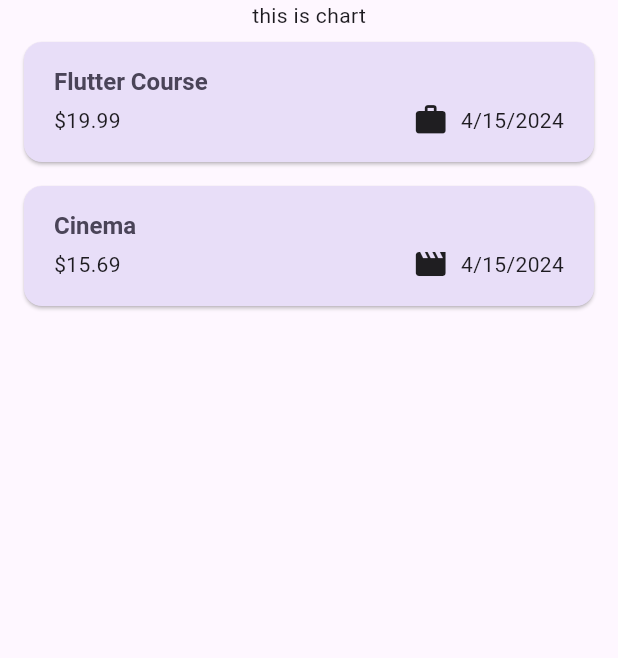
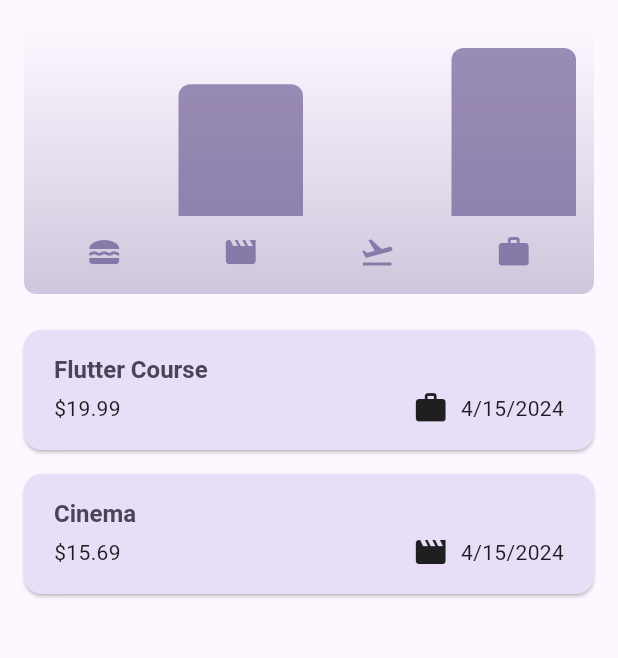
Before and after one commit to fitrirdz/expense_tracker, a Flutter app: the screen it shows after launch, on a phone screen of 412 x 824 dp, the part 84-742 px from its top. Run offline on Flutter 3.47's test engine with Material 3 defaults, Android fonts, the phone set to English and light mode, and no system bars.

Commit message:
Add chart

```diff
--- a/lib/expenses.dart
+++ b/lib/expenses.dart
@@ -1,7 +1,8 @@
+import 'package:flutter/material.dart';
 import 'package:expense_tracker/widgets/expenses_list/expenses_list.dart';
 import 'package:expense_tracker/models/expense.dart';
 import 'package:expense_tracker/widgets/new_expense.dart';
-import 'package:flutter/material.dart';
+import 'package:expense_tracker/widgets/chart/chart.dart';
 
 class Expenses extends StatefulWidget {
   const Expenses({super.key});
@@ -89,7 +90,7 @@ class _ExpensesState extends State<Expenses> {
       ),
       body: Column(
         children: [
-          const Text('this is chart'),
+          Chart(expenses: _registeredExpenses),
           Expanded(child: mainContent),
         ],
       ),
--- /dev/null
+++ b/lib/widgets/chart/chart.dart
@@ -0,0 +1,95 @@
+import 'package:flutter/material.dart';
+
+import 'package:expense_tracker/widgets/chart/chart_bar.dart';
+import 'package:expense_tracker/models/expense.dart';
+
+class Chart extends StatelessWidget {
+  const Chart({super.key, required this.expenses});
+
+  final List<Expense> expenses;
+
+  List<ExpenseBucket> get buckets {
+    return [
+      ExpenseBucket.forCategory(expenses, Category.food),
+      ExpenseBucket.forCategory(expenses, Category.leisure),
+      ExpenseBucket.forCategory(expenses, Category.travel),
+      ExpenseBucket.forCategory(expenses, Category.work),
+    ];
+  }
+
+  double get maxTotalExpense {
+    double maxTotalExpense = 0;
+
+    for (final bucket in buckets) {
+      if (bucket.totalExpenses > maxTotalExpense) {
+        maxTotalExpense = bucket.totalExpenses;
+      }
+    }
+
+    return maxTotalExpense;
+  }
+
+  @override
+  Widget build(BuildContext context) {
+    final isDarkMode =
+        MediaQuery.of(context).platformBrightness == Brightness.dark;
+    return Container(
+      margin: const EdgeInsets.all(16),
+      padding: const EdgeInsets.symmetric(
+        vertical: 16,
+        horizontal: 8,
+      ),
+      width: double.infinity,
+      height: 180,
+      decoration: BoxDecoration(
+        borderRadius: BorderRadius.circular(8),
+        gradient: LinearGradient(
+          colors: [
+            Theme.of(context).colorScheme.primary.withOpacity(0.3),
+            Theme.of(context).colorScheme.primary.withOpacity(0.0)
+          ],
+          begin: Alignment.bottomCenter,
+          end: Alignment.topCenter,
+        ),
+      ),
+      child: Column(
+        children: [
+          Expanded(
+            child: Row(
+              crossAxisAlignment: CrossAxisAlignment.end,
+              children: [
+                for (final bucket in buckets) // alternative to map()
+                  ChartBar(
+                    fill: bucket.totalExpenses == 0
+                        ? 0
+                        : bucket.totalExpenses / maxTotalExpense,
+                  )
+              ],
+            ),
+          ),
+          const SizedBox(height: 12),
+          Row(
+            children: buckets
+                .map(
+                  (bucket) => Expanded(
+                    child: Padding(
+                      padding: const EdgeInsets.symmetric(horizontal: 4),
+                      child: Icon(
+                        categoryIcons[bucket.category],
+                        color: isDarkMode
+                            ? Theme.of(context).colorScheme.secondary
+                            : Theme.of(context)
+                                .colorScheme
+                                .primary
+                                .withOpacity(0.7),
+                      ),
+                    ),
+                  ),
+                )
+                .toList(),
+          )
+        ],
+      ),
+    );
+  }
+}
--- /dev/null
+++ b/lib/widgets/chart/chart_bar.dart
@@ -0,0 +1,34 @@
+import 'package:flutter/material.dart';
+
+class ChartBar extends StatelessWidget {
+  const ChartBar({
+    super.key,
+    required this.fill,
+  });
+
+  final double fill;
+
+  @override
+  Widget build(BuildContext context) {
+    final isDarkMode =
+        MediaQuery.of(context).platformBrightness == Brightness.dark;
+    return Expanded(
+      child: Padding(
+        padding: const EdgeInsets.symmetric(horizontal: 4),
+        child: FractionallySizedBox(
+          heightFactor: fill,
+          child: DecoratedBox(
+            decoration: BoxDecoration(
+              shape: BoxShape.rectangle,
+              borderRadius:
+                  const BorderRadius.vertical(top: Radius.circular(8)),
+              color: isDarkMode
+                  ? Theme.of(context).colorScheme.secondary
+                  : Theme.of(context).colorScheme.primary.withOpacity(0.65),
+            ),
+          ),
+        ),
+      ),
+    );
+  }
+}
```
